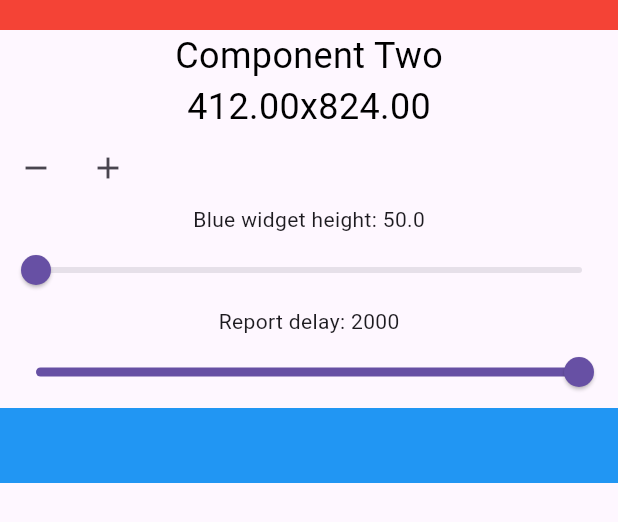
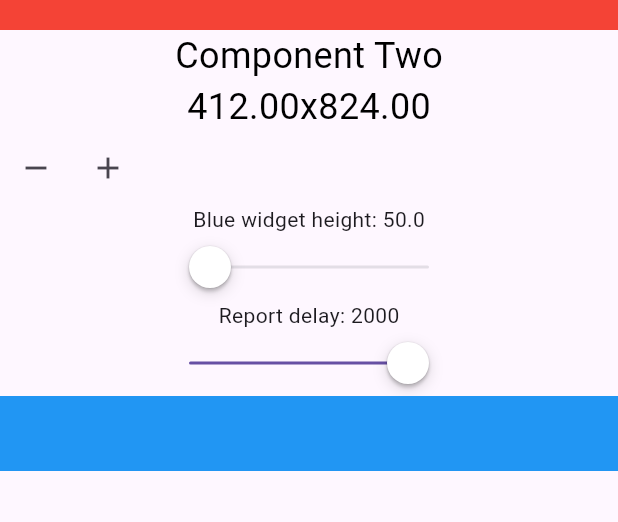
Before and after one commit to Michal-MK/MauiFlutterBinding, a Flutter app: the MyComponentTwo widget shown alone on an empty page, opened directly, on a phone screen of 412 x 824 dp. Shown: the top 522 px of the screen. Run offline on Flutter 3.47's test engine with Material 3 defaults, Android fonts, the phone set to English and light mode, and no system bars; our stand-ins replace device_info_plus.

Commit message:
Update the app to support latest stable

```diff
--- a/flutter_app/lib/main_component_two.dart
+++ b/flutter_app/lib/main_component_two.dart
@@ -1,5 +1,6 @@
 import 'dart:isolate';
 
+import 'package:flutter/cupertino.dart';
 import 'package:flutter_app/size_reporter.dart';
 import 'package:flutter_localizations/flutter_localizations.dart';
 
@@ -84,7 +85,7 @@ class _MyComponentTwoState extends State<MyComponentTwo> {
                   ],
                 ),
                 Text("Blue widget height: ${blueWidgetHeight.toStringAsFixed(1)}"),
-                Slider(
+                CupertinoSlider(
                   value: blueWidgetHeight,
                   min: 50,
                   max: 800,
@@ -95,7 +96,7 @@ class _MyComponentTwoState extends State<MyComponentTwo> {
                   },
                 ),
                 Text("Report delay: $sizeReportDelay"),
-                Slider(
+                CupertinoSlider(
                   value: sizeReportDelay.toDouble(),
                   min: 0,
                   max: 2000,
```
Also changed, not shown: flutter_app/pubspec.lock, 3 other files.
